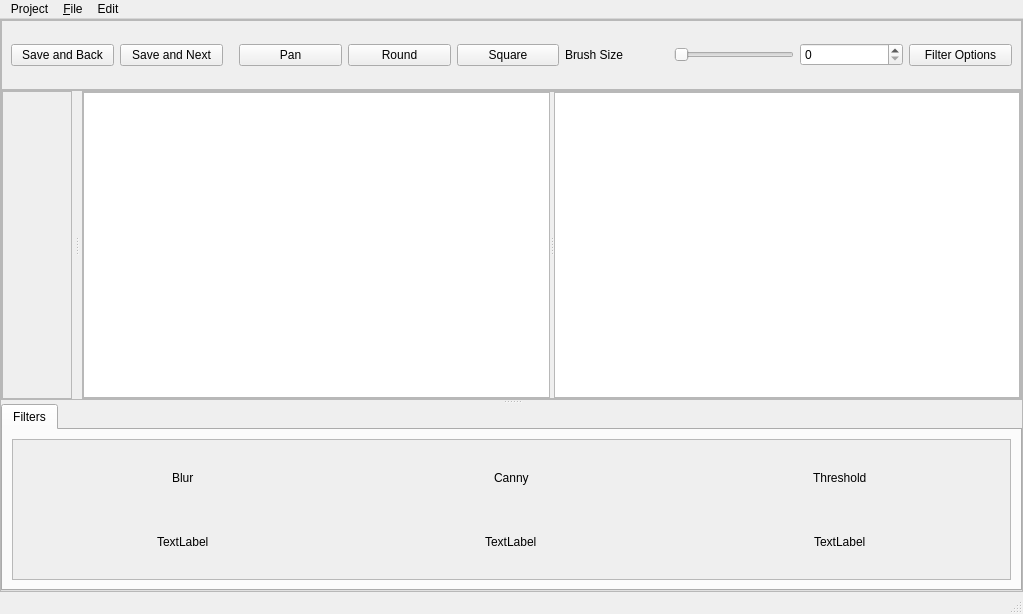
The window that Qt/InstaDam/instadam.ui (Vedhus/InstaDam) describes before a commit, drawn with Qt 5.
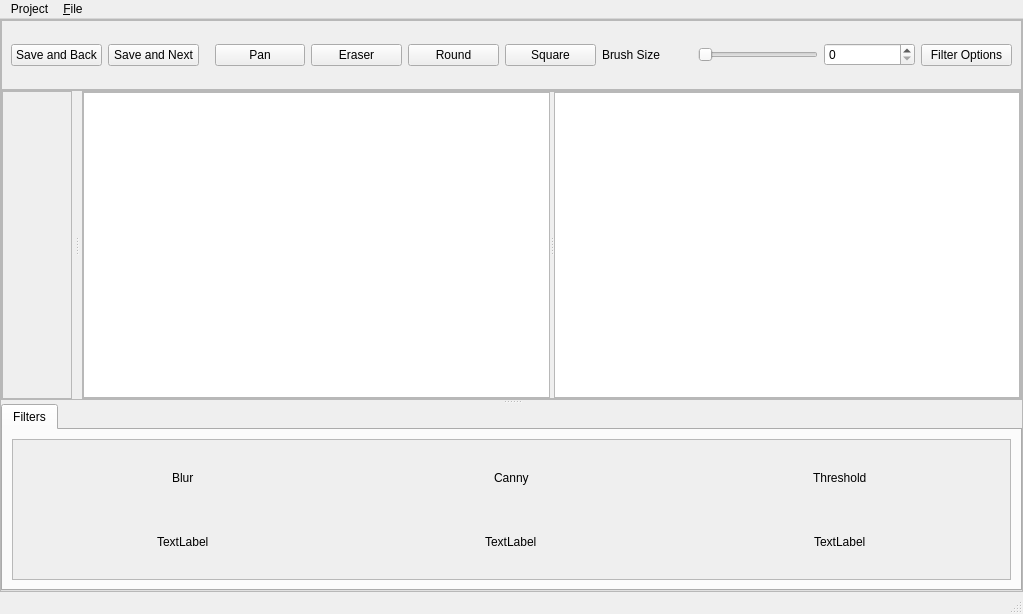
The same window after the commit. Custom widgets are drawn as their Qt base class.

Patch:
```diff
--- a/Qt/InstaDam/instadam.ui
+++ b/Qt/InstaDam/instadam.ui
@@ -130,6 +130,13 @@
             </property>
            </widget>
           </item>
+          <item>
+           <widget class="QPushButton" name="eraser">
+            <property name="text">
+             <string>Eraser</string>
+            </property>
+           </widget>
+          </item>
           <item>
            <widget class="QPushButton" name="roundBrush">
             <property name="text">
@@ -488,12 +495,6 @@
     <addaction name="separator"/>
     <addaction name="actionExit"/>
    </widget>
-   <widget class="QMenu" name="menuEdit">
-    <property name="title">
-     <string>Edit</string>
-    </property>
-    <addaction name="actionUndo"/>
-   </widget>
    <widget class="QMenu" name="menuProject">
     <property name="title">
      <string>Project</string>
@@ -504,7 +505,6 @@
    </widget>
    <addaction name="menuProject"/>
    <addaction name="menu_File"/>
-   <addaction name="menuEdit"/>
   </widget>
   <action name="action_Open">
    <property name="text">
```
Left out of the diff: 4 changed lines with no effect on the pictures.
